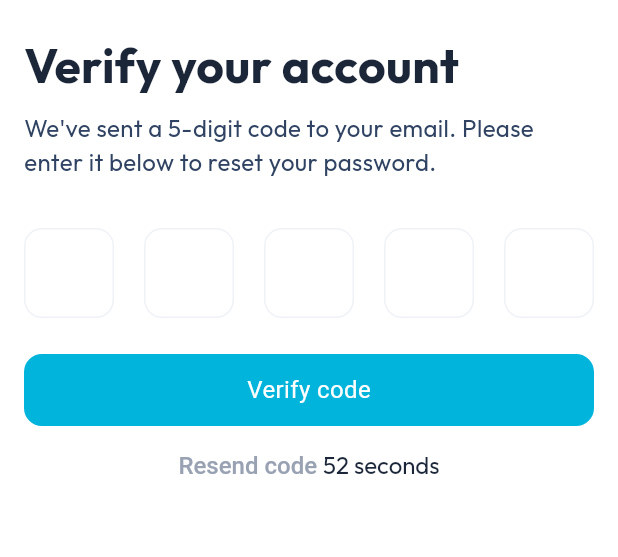
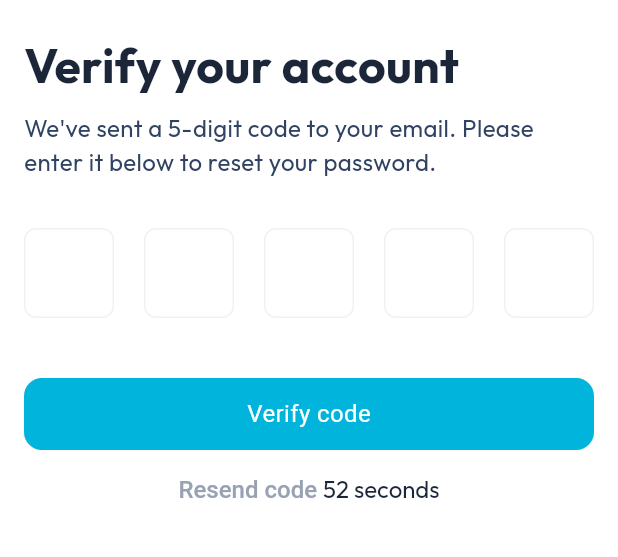
Before and after one commit to SardarAhmad000/eventori_ui, a Flutter app: the VerifyAccountScreen screen opened by its route, on a phone screen of 412 x 824 dp, the part 138-695 px from its top. Run offline on Flutter 3.47's test engine with Material 3 defaults, Android fonts, the phone set to English and light mode, and no system bars; drawn by our look-alikes of pin_code_fields, zoom_tap_animation; our stand-ins replace get, sizer.

Commit message:
OTP Screen
Use OTP Packages

```diff
--- a/lib/view/auth/screens/add_profile_photo_screen.dart
+++ b/lib/view/auth/screens/add_profile_photo_screen.dart
@@ -143,7 +143,7 @@ class AddProfilePhotoPage extends StatelessWidget {
                         child: Divider(
                           color: AppTheme.dividerColor,
                           thickness: 1,
-                        ),
+                          ),
                       ),
                     ],
                   ),
--- a/lib/view/auth/screens/verify_account_screen.dart
+++ b/lib/view/auth/screens/verify_account_screen.dart
@@ -1,4 +1,5 @@
 import 'dart:async';
+import 'package:eventori/view/auth/widget/pin_code_input_widget.dart';
 import 'package:flutter/material.dart';
 import 'package:eventori/AppTheme/widgets/app_theme.dart';
 
@@ -15,8 +16,6 @@ class VerifyAccountScreen extends StatefulWidget {
 }
 
 class _VerifyAccountScreenState extends State<VerifyAccountScreen> {
-  /// Global key to access OtpInputFieldState methods (validateOtp, currentOtp)
-  final GlobalKey<OtpInputFieldState> otpKey = GlobalKey<OtpInputFieldState>();
 
   int _secondsRemaining = 53;
   Timer? _timer;
@@ -53,27 +52,13 @@ class _VerifyAccountScreenState extends State<VerifyAccountScreen> {
     });
     _startTimer();
 
-    // 🔹 Add your resend OTP API call here
-    ScaffoldMessenger.of(context).showSnackBar(
-      const SnackBar(content: Text('A new OTP has been sent.')),
-    );
+    // // 🔹 Add your resend OTP API call here
+    // ScaffoldMessenger.of(context).showSnackBar(
+    //   const SnackBar(content: Text('A new OTP has been sent.')),
+    // );
   }
 
-  /// Verify button logic
-  void _verifyCode() {
-    // Validate using the method from OtpInputFieldState
-    if (otpKey.currentState != null && otpKey.currentState!.validateOtp()) {
-      final otp = otpKey.currentState!.currentOtp;
 
-      debugPrint('✅ OTP is valid: $otp');
-      ScaffoldMessenger.of(context).showSnackBar(
-        SnackBar(content: Text('OTP Verified: $otp')),
-      );
-
-    } else {
-      debugPrint('❌ OTP invalid or empty');
-    }
-  }
 
   @override
   Widget build(BuildContext context) {
@@ -105,13 +90,23 @@ class _VerifyAccountScreenState extends State<VerifyAccountScreen> {
             const SizedBox(height: 32),
 
             /// 🔹 OTP Input Field
-            OtpInputField(
-              key: otpKey,
-              otpLength: 5,
-              onCompleted: (otp) {
-                debugPrint("Entered OTP: $otp");
-              },
+            PinCodeInputWidget(
+                // key: otpKey,
+                length: 5,
+                onChanged: (value){
+
+                },
+                onCompleted: (value){
+                  debugPrint("Entered OTP: $value");
+                }
             ),
+            // OtpInputField(
+            //   key: otpKey,
+            //   otpLength: 5,
+            //   onCompleted: (otp) {
+            //     debugPrint("Entered OTP: $otp");
+            //   },
+            // ),
 
             const SizedBox(height: 24),
 
@@ -123,7 +118,9 @@ class _VerifyAccountScreenState extends State<VerifyAccountScreen> {
               buttonColor: AppTheme.buttonCyanColor,
               textColor: AppTheme.whiteColor,
               textSize: 16,
-              onTap: _verifyCode,
+              onTap: (){
+
+              },
             ),
 
             const SizedBox(height: 16),
--- a/lib/view/auth/widget/otp_Input_widget.dart
+++ b/lib/view/auth/widget/otp_Input_widget.dart
@@ -1,134 +1,134 @@
-import 'package:flutter/material.dart';
-import '../../../AppTheme/widgets/app_theme.dart';
-import '../../../constants/custom_validators.dart';
-
-class OtpInputField extends StatefulWidget {
-  final int otpLength;
-  final Function(String) onCompleted;
-
-  const OtpInputField({
-    super.key,
-    this.otpLength = 5,
-    required this.onCompleted,
-  });
-
-  @override
-  // return the now-public state type
-  State<OtpInputField> createState() => OtpInputFieldState();
-}
-
-// NOTE: made public (no leading underscore)
-class OtpInputFieldState extends State<OtpInputField> {
-  late List<TextEditingController> _otpControllers;
-  late List<FocusNode> _focusNodes;
-  String? _errorText;
-
-  @override
-  void initState() {
-    super.initState();
-    _otpControllers =
-        List.generate(widget.otpLength, (index) => TextEditingController());
-    _focusNodes = List.generate(widget.otpLength, (index) => FocusNode());
-  }
-
-  @override
-  void dispose() {
-    for (var controller in _otpControllers) {
-      controller.dispose();
-    }
-    for (var node in _focusNodes) {
-      node.dispose();
-    }
-    super.dispose();
-  }
-
-  // expose current OTP as public getter
-  String get currentOtp => _otpControllers.map((c) => c.text).join();
-
-  void _onOtpChange() {
-    final otp = currentOtp;
-    setState(() {
-      _errorText = null; // clear previous error while typing
-    });
-
-    if (otp.length == widget.otpLength) {
-      // unfocus all when complete
-      FocusScope.of(context).unfocus();
-
-      widget.onCompleted(otp);
-    }
-  }
-
-  /// Public method to validate OTP (callable from parent via key)
-  bool validateOtp() {
-    final otp = currentOtp;
-    final error = CustomValidator.otpRequired(otp, widget.otpLength);
-
-    setState(() {
-      _errorText = error;
-    });
-
-    return error == null;
-  }
-
-  @override
-  Widget build(BuildContext context) {
-    return Column(
-      children: [
-        Row(
-          mainAxisAlignment: MainAxisAlignment.spaceBetween,
-          children: List.generate(widget.otpLength, (index) {
-            return SizedBox(
-              width: 60,
-              height: 60,
-              child: TextField(
-                controller: _otpControllers[index],
-                focusNode: _focusNodes[index],
-                textAlign: TextAlign.center,
-                keyboardType: TextInputType.number,
-                maxLength: 1,
-                style: const TextStyle(
-                  fontSize: 24,
-                  fontWeight: FontWeight.w600,
-                ),
-                decoration: InputDecoration(
-                  counterText: '',
-                  enabledBorder: OutlineInputBorder(
-                    borderRadius: BorderRadius.circular(12),
-                    borderSide: BorderSide(
-                      color: AppTheme.textfieldBorderColor,
-                      width: 1,
-                    ),
-                  ),
-                  focusedBorder: OutlineInputBorder(
-                    borderRadius: BorderRadius.circular(12),
-                    borderSide: BorderSide(
-                      color: AppTheme.buttonCyanColor,
-                      width: 2,
-                    ),
-                  ),
-                ),
-                onChanged: (value) {
-                  if (value.isNotEmpty && index < widget.otpLength - 1) {
-                    _focusNodes[index + 1].requestFocus();
-                  } else if (value.isEmpty && index > 0) {
-                    _focusNodes[index - 1].requestFocus();
-                  }
-                  _onOtpChange();
-                },
-              ),
-            );
-          }),
-        ),
-        if (_errorText != null)
-          Padding(
-            padding: const EdgeInsets.only(top: 8.0),
-            child: Text(
-              _errorText!,
-              style: const TextStyle(color: Colors.red, fontSize: 14),
-            ),
-          ),
-      ],
-    );
-  }
-}
+// import 'package:flutter/material.dart';
+// import '../../../AppTheme/widgets/app_theme.dart';
+// import '../../../constants/custom_validators.dart';
+//
+// class OtpInputField extends StatefulWidget {
+//   final int otpLength;
+//   final Function(String) onCompleted;
+//
+//   const OtpInputField({
+//     super.key,
+//     this.otpLength = 5,
+//     required this.onCompleted,
+//   });
+//
+//   @override
+//   // return the now-public state type
+//   State<OtpInputField> createState() => OtpInputFieldState();
+// }
+//
+// // NOTE: made public (no leading underscore)
+// class OtpInputFieldState extends State<OtpInputField> {
+//   late List<TextEditingController> _otpControllers;
+//   late List<FocusNode> _focusNodes;
+//   String? _errorText;
+//
+//   @override
+//   void initState() {
+//     super.initState();
+//     _otpControllers =
+//         List.generate(widget.otpLength, (index) => TextEditingController());
+//     _focusNodes = List.generate(widget.otpLength, (index) => FocusNode());
+//   }
+//
+//   @override
+//   void dispose() {
+//     for (var controller in _otpControllers) {
+//       controller.dispose();
+//     }
+//     for (var node in _focusNodes) {
+//       node.dispose();
+//     }
+//     super.dispose();
+//   }
+//
+//   // expose current OTP as public getter
+//   String get currentOtp => _otpControllers.map((c) => c.text).join();
+//
+//   void _onOtpChange() {
+//     final otp = currentOtp;
+//     setState(() {
+//       _errorText = null; // clear previous error while typing
+//     });
+//
+//     if (otp.length == widget.otpLength) {
+//       // unfocus all when complete
+//       FocusScope.of(context).unfocus();
+//
+//       widget.onCompleted(otp);
+//     }
+//   }
+//
+//   /// Public method to validate OTP (callable from parent via key)
+//   bool validateOtp() {
+//     final otp = currentOtp;
+//     final error = CustomValidator.otpRequired(otp, widget.otpLength);
+//
+//     setState(() {
+//       _errorText = error;
+//     });
+//
+//     return error == null;
+//   }
+//
+//   @override
+//   Widget build(BuildContext context) {
+//     return Column(
+//       children: [
+//         Row(
+//           mainAxisAlignment: MainAxisAlignment.spaceBetween,
+//           children: List.generate(widget.otpLength, (index) {
+//             return SizedBox(
+//               width: 60,
+//               height: 60,
+//               child: TextField(
+//                 controller: _otpControllers[index],
+//                 focusNode: _focusNodes[index],
+//                 textAlign: TextAlign.center,
+//                 keyboardType: TextInputType.number,
+//                 maxLength: 1,
+//                 style: const TextStyle(
+//                   fontSize: 24,
+//                   fontWeight: FontWeight.w600,
+//                 ),
+//                 decoration: InputDecoration(
+//                   counterText: '',
+//                   enabledBorder: OutlineInputBorder(
+//                     borderRadius: BorderRadius.circular(12),
+//                     borderSide: BorderSide(
+//                       color: AppTheme.textfieldBorderColor,
+//                       width: 1,
+//                     ),
+//                   ),
+//                   focusedBorder: OutlineInputBorder(
+//                     borderRadius: BorderRadius.circular(12),
+//                     borderSide: BorderSide(
+//                       color: AppTheme.buttonCyanColor,
+//                       width: 2,
+//                     ),
+//                   ),
+//                 ),
+//                 onChanged: (value) {
+//                   if (value.isNotEmpty && index < widget.otpLength - 1) {
+//                     _focusNodes[index + 1].requestFocus();
+//                   } else if (value.isEmpty && index > 0) {
+//                     _focusNodes[index - 1].requestFocus();
+//                   }
+//                   _onOtpChange();
+//                 },
+//               ),
+//             );
+//           }),
+//         ),
+//         if (_errorText != null)
+//           Padding(
+//             padding: const EdgeInsets.only(top: 8.0),
+//             child: Text(
+//               _errorText!,
+//               style: const TextStyle(color: Colors.red, fontSize: 14),
+//             ),
+//           ),
+//       ],
+//     );
+//   }
+// }
--- /dev/null
+++ b/lib/view/auth/widget/pin_code_input_widget.dart
@@ -0,0 +1,130 @@
+import 'dart:async';
+import 'package:flutter/material.dart';
+import 'package:flutter/services.dart';
+import 'package:pin_code_fields/pin_code_fields.dart';
+import 'package:eventori/AppTheme/widgets/app_theme.dart';
+import '../../../constants/app_text_style.dart';
+
+class PinCodeInputWidget extends StatefulWidget {
+  final int length;
+  final Function(String) onChanged;
+  final Function(String) onCompleted;
+  final String? Function(String?)? validator;
+  final bool obscureText;
+  final TextInputType keyboardType;
+
+  const PinCodeInputWidget({
+    super.key,
+    this.length = 5,
+    required this.onChanged,
+    required this.onCompleted,
+    this.validator,
+    this.obscureText = false,
+    this.keyboardType = TextInputType.number,
+  });
+
+  @override
+  // Return the now-public state type
+  State<PinCodeInputWidget> createState() => PinCodeInputWidgetState();
+}
+
+// NOTE: made public (no leading underscore)
+class PinCodeInputWidgetState extends State<PinCodeInputWidget> {
+  late TextEditingController _controller;
+  late FocusNode _focusNode;
+  StreamController<ErrorAnimationType>? _errorController;
+  String? _errorText;
+
+  @override
+  void initState() {
+    super.initState();
+    _controller = TextEditingController();
+    _focusNode = FocusNode();
+    _errorController = StreamController<ErrorAnimationType>();
+  }
+
+  @override
+  void dispose() {
+    _controller.dispose();
+    _focusNode.dispose();
+    _errorController?.close();
+    super.dispose();
+  }
+
+  // Expose current PIN as public getter
+  String get currentPin => _controller.text;
+
+  @override
+  Widget build(BuildContext context) {
+    return PinCodeTextField(
+      appContext: context,
+      length: widget.length,
+      obscureText: widget.obscureText,
+      animationType: AnimationType.none,
+      cursorColor: AppTheme.cyanColor,
+      keyboardType: widget.keyboardType,
+      inputFormatters: [
+        FilteringTextInputFormatter.digitsOnly,
+      ],
+      pinTheme: PinTheme(
+        shape: PinCodeFieldShape.box,
+        borderRadius: BorderRadius.circular(8),
+        fieldHeight: 60,
+        fieldWidth: 60,
+        borderWidth: 1,
+        activeColor: AppTheme.textfieldBorderColor,
+        inactiveColor: AppTheme.textfieldBorderColor,
+        selectedColor: AppTheme.cyanColor,
+        activeFillColor: AppTheme.whiteColor,
+        inactiveFillColor: AppTheme.whiteColor,
+        selectedFillColor: AppTheme.whiteColor,
+        errorBorderColor: AppTheme.redColor,
+      ),
+      enableActiveFill: true,
+      controller: _controller,
+      focusNode: _focusNode,
+      onChanged: (String value) {
+        setState(() {
+          _errorText = null; // Clear previous error while typing
+        });
+        widget.onChanged(value);
+      },
+      onCompleted: (String value) {
+        widget.onCompleted(value);
+        _focusNode.unfocus();
+      },
+      validator: widget.validator,
+      errorAnimationController: _errorController,
+    );
+  }
+
+  /// Method to get current PIN value
+  String getCurrentPin() {
+    return _controller.text;
+  }
+
+  /// Method to validate PIN
+  bool validatePin() {
+    if (_controller.text.isEmpty || _controller.text.length < widget.length) {
+      setState(() {
+        _errorText = 'Please enter a valid ${widget.length}-digit code';
+      });
+      showErrorAnimation();
+      return false;
+    }
+    return true;
+  }
+
+  /// Method to clear PIN
+  void clearPin() {
+    _controller.clear();
+    setState(() {
+      _errorText = null;
+    });
+  }
+
+  /// Method to show error animation
+  void showErrorAnimation() {
+    _errorController?.add(ErrorAnimationType.shake);
+  }
+}
--- a/lib/view/onboarding/onboarding_screen.dart
+++ b/lib/view/onboarding/onboarding_screen.dart
@@ -56,11 +56,11 @@ class _OnboardingScreenState extends State<OnboardingScreen> {
                     ),
                     GestureDetector(
                       onTap: () {
-
+                        Get.toNamed(AppRoutes.loginScreen);
                       },
                       child: Text(
                         'Login',
-                        style: AppTextStyle.cyanColorStyle
+                          style: AppTextStyle.cyanColorStyle
                       ),
                     ),
                   ],
--- a/pubspec.yaml
+++ b/pubspec.yaml
@@ -39,6 +39,7 @@ dependencies:
   zoom_tap_animation: ^1.1.0
   get: ^4.7.2
   intl: ^0.20.2
+  pin_code_fields: ^8.0.1
 #  image_picker: ^1.1.1
 
 
```
Also changed, not shown: lib/view/auth/screens/forgot_password_screen.dart (+17 -3 lines), lib/view/auth/screens/password_otp_screen.dart (+22 -14 lines), pubspec.lock.
